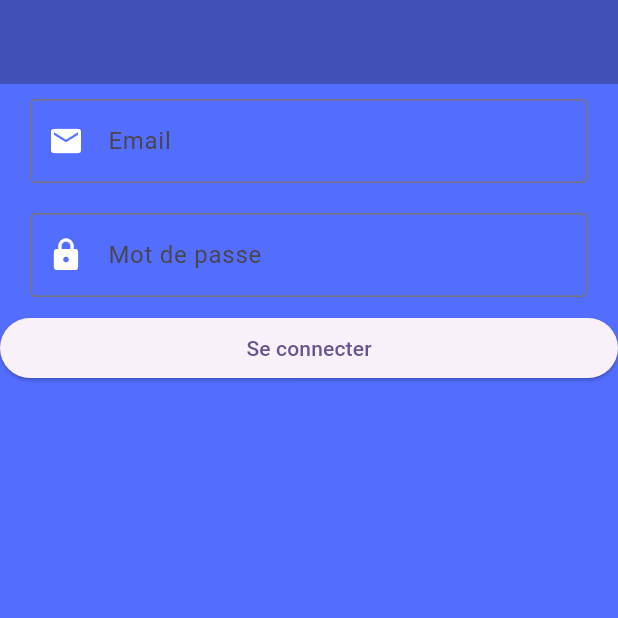
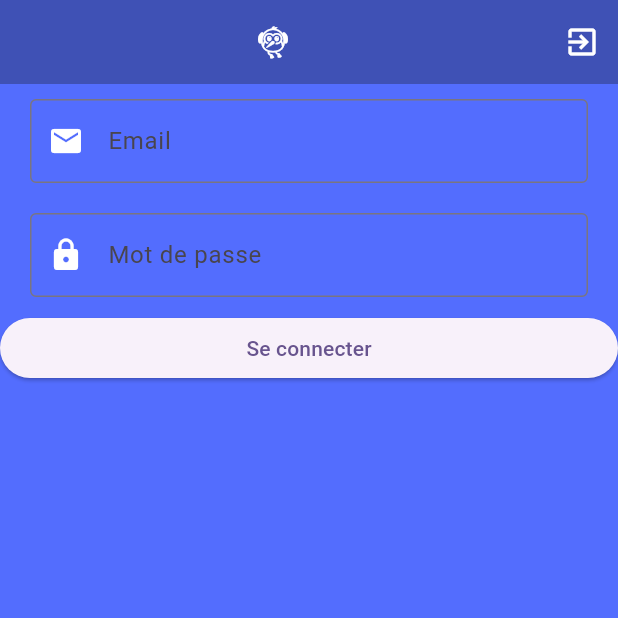
Before and after one commit to NicolasDebras/XenFlutter, a Flutter app: the screen it shows after launch, on a phone screen of 412 x 824 dp, the top half of it. Run offline on Flutter 3.47's test engine with Material 3 defaults, Android fonts, the phone set to English and light mode, and no system bars; our stand-ins replace dio.

Commit message:
last push

```diff
--- /dev/null
+++ b/lib/AuthFormSwitcher.dart
@@ -0,0 +1,21 @@
+import 'package:flutter/cupertino.dart';
+import 'package:flutter/material.dart';
+import 'package:provider/provider.dart';
+import 'package:xenflutter/register.dart';
+import 'package:xenflutter/services/provider/AuthState.dart';
+
+import 'login.dart';
+
+class AuthFormSwitcher extends StatelessWidget {
+  @override
+  Widget build(BuildContext context) {
+    final showLogin = Provider.of<AuthState>(context).showLogin;
+
+    return Expanded(
+      child: Container(
+        color: Colors.white,
+        child: showLogin ? Login() : Register(),
+      ),
+    );
+  }
+}
--- a/lib/design/DynamicContent.dart
+++ b/lib/design/DynamicContent.dart
@@ -1,6 +1,7 @@
 import 'package:flutter/material.dart';
 import 'package:provider/provider.dart';
 
+import '../AuthFormSwitcher.dart';
 import '../login.dart';
 import '../services/provider/AuthState.dart';
 import 'Post/PostPage.dart';
@@ -10,13 +11,8 @@ class DynamicContent extends StatelessWidget {
   Widget build(BuildContext context) {
     return Consumer<AuthState>(
       builder: (context, authState, child) {
-        if (authState.isLoggedIn) {
-          return Expanded(
-            child: PostsPage(),
-          );
-        } else {
-          return Login();
-        }
+        final content = authState.isLoggedIn ? PostsPage() : AuthFormSwitcher();
+        return authState.isLoggedIn ? Expanded(child: content) : content;
       },
     );
   }
--- a/lib/header.dart
+++ b/lib/header.dart
@@ -1,4 +1,6 @@
 import 'package:flutter/material.dart';
+import 'package:provider/provider.dart';
+import '../../services/provider/AuthState.dart';
 
 class HeaderAppBar extends StatelessWidget implements PreferredSizeWidget {
   HeaderAppBar({Key? key}) : super(key: key);
@@ -8,9 +10,28 @@ class HeaderAppBar extends StatelessWidget implements PreferredSizeWidget {
     return AppBar(
       backgroundColor: Colors.indigo,
       elevation: 0,
+      title: Center(
+        child: Icon(
+          Icons.flutter_dash,
+          color: Colors.white,
+        ),
+      ),
+      actions: <Widget>[
+        IconButton(
+          icon: Icon(Icons.exit_to_app, color: Colors.white),
+          onPressed: () {
+            _logout(context);
+          },
+        ),
+      ],
     );
   }
 
+  void _logout(BuildContext context) {
+    final authState = Provider.of<AuthState>(context, listen: false);
+    authState.logout();
+  }
+
   @override
-  Size get preferredSize => const Size.fromHeight(kToolbarHeight); // hauteur standard
+  Size get preferredSize => const Size.fromHeight(kToolbarHeight); // Hauteur standard
 }
--- a/lib/main.dart
+++ b/lib/main.dart
@@ -26,6 +26,9 @@ class MyApp extends StatelessWidget {
         ),
         ChangeNotifierProvider<PostsProvider>(
           create: (_) => PostsProvider(),
+        ),
+        Provider<AuthService>(
+          create: (context) => AuthService(Provider.of<ApiService>(context, listen: false).dio),
         ),
       ],
       child: MaterialApp(
--- a/lib/services/provider/AuthState.dart
+++ b/lib/services/provider/AuthState.dart
@@ -5,6 +5,15 @@ class AuthState with ChangeNotifier {
   bool _isLoggedIn = false;
   String _authToken = '';
   User _user;
+
+  bool _showLogin = true;
+
+  bool get showLogin => _showLogin;
+
+  void toggleForm() {
+    _showLogin = !_showLogin;
+    notifyListeners();
+  }
 
   AuthState({bool isLoggedIn = false, String authToken = '', required User user})
       : _isLoggedIn = isLoggedIn,
```
Also changed, not shown: lib/design/Post/PostList.dart (+11 -11 lines), lib/register.dart (+74 -41 lines), 1 other file.
